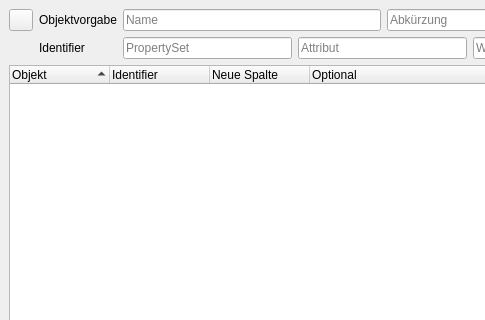
Above: som_gui/qt_designs/MainWindow.ui from c-mellueh/SOM-Toolkit before the change; both pictures show x 0 to 485 and y 0 to 320 of the 1254 by 710 pixel window. Below: the same form after it.
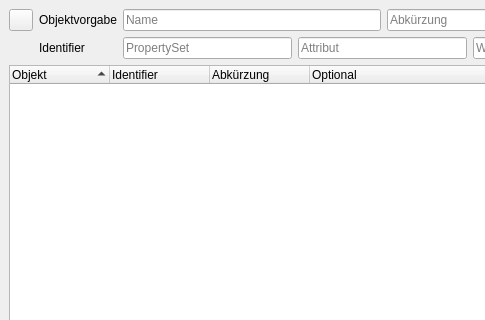
That is the form after the change. Custom widgets are drawn as their Qt base class.

Commit message: fix missing Column Title

Diff of the .ui file:
```diff
--- a/som_gui/qt_designs/MainWindow.ui
+++ b/som_gui/qt_designs/MainWindow.ui
@@ -263,7 +263,7 @@
           </column>
           <column>
            <property name="text">
-            <string>Neue Spalte</string>
+               <string>Abkürzung</string>
            </property>
           </column>
           <column>
```
The commit also changes 1 other file.
